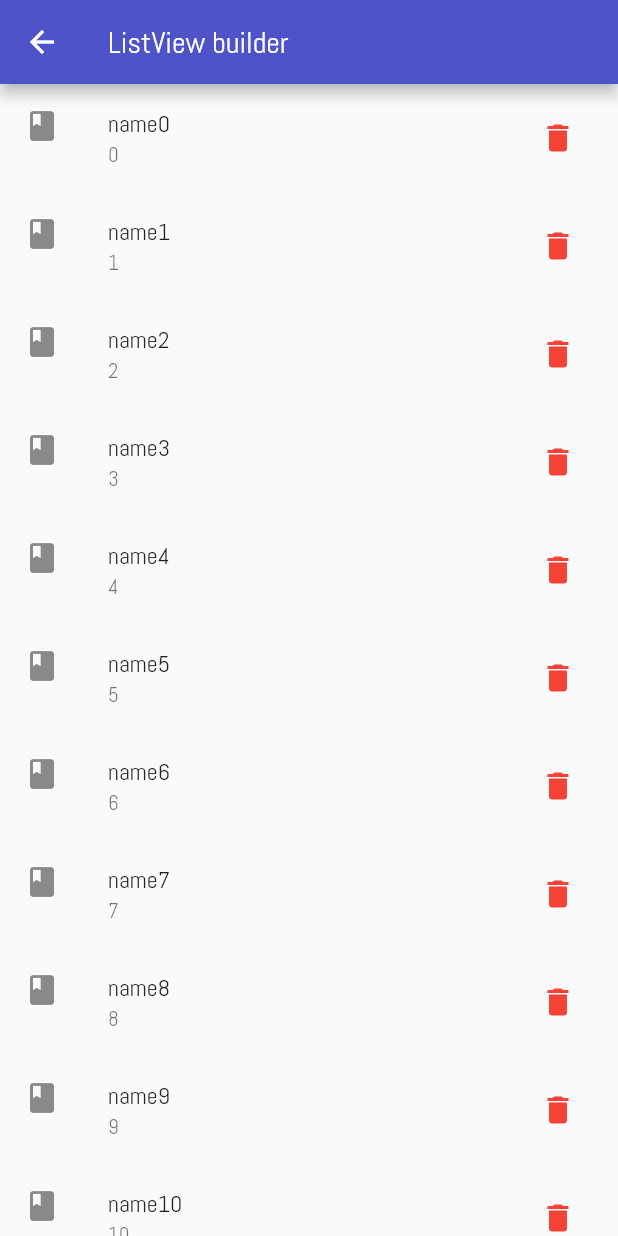
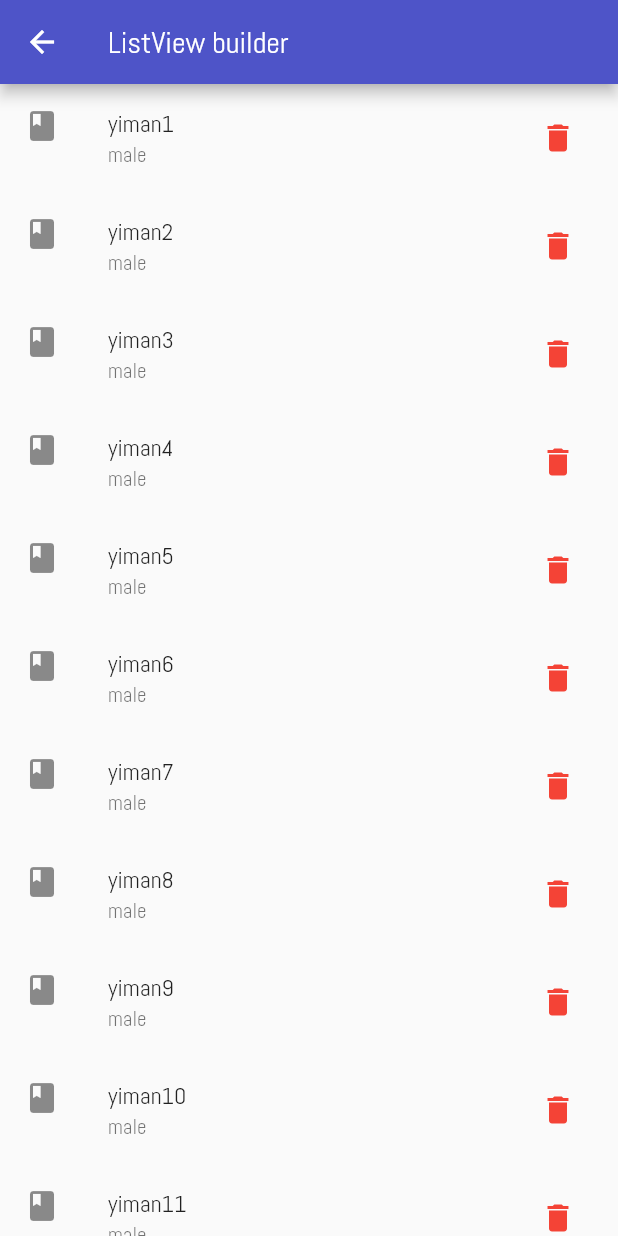
Before and after one commit to RatanakSerey/find-tutors, a Flutter app: the Test screen opened directly, on a phone screen of 412 x 824 dp. Run offline on Flutter 3.47's test engine with Material 2 defaults, Android fonts, the light colour scheme and no system bars; our stand-ins replace bubble_tab_indicator, flutter_slidable, font_awesome_flutter; statements that could not run were skipped.

Commit message:
finish rest-api and listViewBuilder

```diff
--- a/lib/screens/map/test.dart
+++ b/lib/screens/map/test.dart
@@ -1,4 +1,6 @@
 import 'dart:async';
+import 'dart:convert';
+import 'package:http/http.dart' as http;
 
 import 'package:flutter/material.dart';
 
@@ -8,16 +10,31 @@ class Test extends StatefulWidget {
 }
 
 class _TestState extends State<Test> {
-  List<Map<String, dynamic>> items = List.generate(
-    20,
-    (i) => {"name": "name${i}", "gender": "male", "address": "btb"},
+  // List<SubjectItem> _subjects = [];
+  List<SubjectItem> _subjects = List.generate(
+    25,
+    (i) => SubjectItem(id: '${i+1}', khName: 'yiman', enName: 'male'),
   );
+  Future fetchSubject(String params) {
+    String url = 'http://192.168.43.3:3000/find-subject/${params}';
+    var httpClient = http.Client();
+    return httpClient.get(url).then((response) {
+      var result = json.decode(response.body);
+
+      result.map((o) => _subjects.add(SubjectItem.fromMap(o))).toList();
+      setState(() {
+        _subjects;
+      });
+    });
+  }
+
   ScrollController _scrollController = ScrollController();
   bool isPerformingRequest = false;
 
   @override
   void initState() {
     super.initState();
+    // fetchSubject("{}");
     _scrollController.addListener(() {
       if (_scrollController.position.pixels ==
           _scrollController.position.maxScrollExtent) {
@@ -38,30 +55,33 @@ class _TestState extends State<Test> {
       appBar: AppBar(
         title: Text("ListView builder"),
       ),
-      body: ListView.builder(
-        itemCount: items.length + 1,
-        itemBuilder: (context, index) {
-          if (index == items.length) {
-            return _buildProgressIndicator();
-          } else {
-            return _listItem(items[index], index);
-          }
-        },
-        controller: _scrollController,
+      body: Column(
+        children: <Widget>[
+          Expanded(
+            child: ListView.builder(
+              itemCount: _subjects.length,
+              padding: const EdgeInsets.only(bottom: 30.0),
+              itemBuilder: (context, index) {
+                final SubjectItem subjectItem = _subjects[index];
+                return _listItem(subjectItem, index);
+              },
+              controller: _scrollController,
+            ),
+          ),
+          isPerformingRequest ? _buildProgressIndicator() : Container()
+        ],
       ),
     );
   }
 
-  Widget _listItem(item, i) {
+  Widget _listItem(SubjectItem item, int i) {
     return ListTile(
       leading: Icon(Icons.book),
-      title: Text(item['name']),
-      subtitle: Text("${i}"),
-      // onTap: () {
-      //   setState(() {
-      //     items.removeAt(i);
-      //   });
-      // },
+      title: Text(item.khName.toString() + item.id.toString()),
+      subtitle: Text(item.enName.toString()),
+      onTap: () {
+        // fetchSubject(json.encode(item.toMap()));
+      },
       trailing: IconButton(
         icon: Icon(
           Icons.delete,
@@ -69,7 +89,7 @@ class _TestState extends State<Test> {
         ),
         onPressed: () {
           setState(() {
-            items.removeAt(i);
+            _subjects.removeAt(i);
           });
         },
       ),
@@ -78,11 +98,13 @@ class _TestState extends State<Test> {
 
   Widget _buildProgressIndicator() {
     return Padding(
-      padding: const EdgeInsets.all(8.0),
+      padding: const EdgeInsets.all(5.0),
       child: Center(
         child: Opacity(
           opacity: isPerformingRequest ? 1.0 : 0.0,
-          child: CircularProgressIndicator(strokeWidth: 2.3,),
+          child: CircularProgressIndicator(
+            strokeWidth: 4.3,
+          ),
         ),
       ),
     );
@@ -91,7 +113,8 @@ class _TestState extends State<Test> {
   _loadMoreData() async {
     if (!isPerformingRequest) {
       setState(() => isPerformingRequest = true);
-      List<Map<String, dynamic>> newEntries = await fakeRequest();
+      List<SubjectItem> newEntries = await fakeRequest();
+
       if (newEntries.isEmpty) {
         double edge = 50.0;
         double offsetFromBottom = _scrollController.position.maxScrollExtent -
@@ -103,19 +126,44 @@ class _TestState extends State<Test> {
               curve: Curves.easeOut);
         }
       }
+
       setState(() {
-        items.addAll(newEntries);
+        _subjects.addAll(newEntries);
         isPerformingRequest = false;
       });
     }
   }
 
-  Future<List<Map<String, dynamic>>> fakeRequest() async {
+  Future<List<SubjectItem>> fakeRequest() async {
     return Future.delayed(Duration(seconds: 1), () {
-      var arr = [
-        {"name": "nickname", "gender": "female", "address": "pp"}
-      ];
-      return arr.toList();
+      // return [
+      //   SubjectItem(id: "0099", khName: "veasna", enName: "male"),
+      //   SubjectItem(id: "0100", khName: "veasna1", enName: "male1"),
+      //   SubjectItem(id: "0101", khName: "veasna12", enName: "male12"),
+      // ];
+      return [];
     });
   }
 }
+
+class SubjectItem {
+  JsonDecoder jsonDecoder = new JsonDecoder();
+  String id;
+  String khName;
+  String enName;
+
+  SubjectItem({this.id, this.khName, this.enName});
+
+  SubjectItem.fromMap(Map<String, dynamic> map)
+      : khName = map['khName'] as String,
+        enName = map['enName'] as String,
+        id = map['_id'] as String;
+
+  Map<String, dynamic> toMap() {
+    var map = new Map<String, dynamic>();
+    map['khName'] = khName;
+    map['enName'] = enName;
+    map['_id'] = id;
+    return map;
+  }
+}
--- a/pubspec.yaml
+++ b/pubspec.yaml
@@ -16,6 +16,7 @@ dependencies:
   flutter_masked_text:
   bubble_tab_indicator: "^0.1.3"
   flutter_slidable: "^0.4.1"
+  http:
 
 
 dev_dependencies:
```
Also changed, not shown: pubspec.lock.
